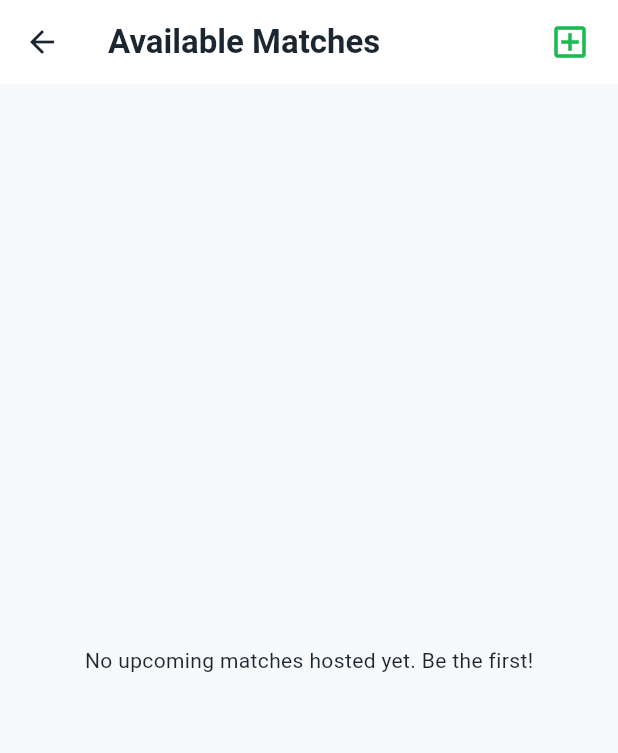
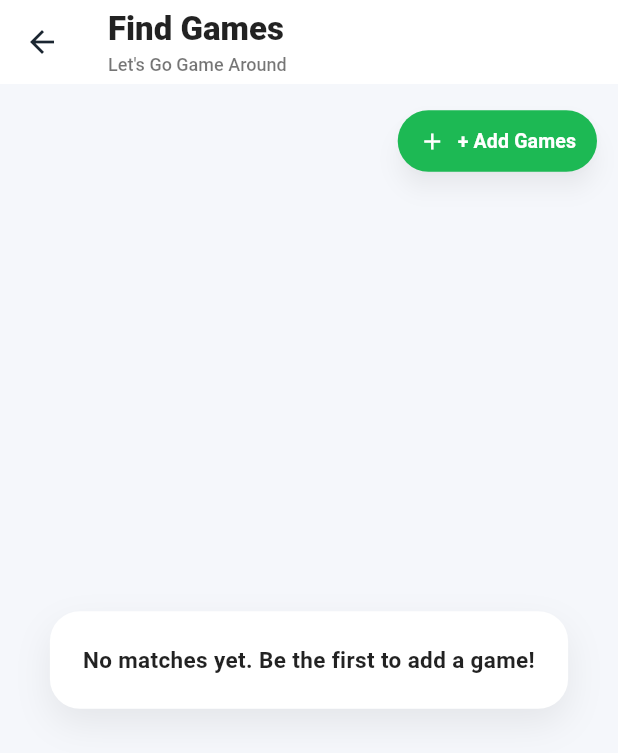
Before and after one commit to sooraj7736/SportsMate_Customer, a Flutter app: the GamesFeedScreen screen opened directly, on a phone screen of 412 x 824 dp. Shown: the top 753 px of the screen. Run offline on Flutter 3.47's test engine with Material 3 defaults, Android fonts, the phone set to English and light mode, and no system bars; our stand-ins replace cloud_firestore, firebase_auth, firebase_core, firebase_storage, flutter_dotenv, flutter_riverpod and 1 more; missing offline and left inert: mapbox_maps_flutter; accounts and stored records are empty.

Commit message:
ui looks better

```diff
--- a/lib/features/games/presentation/games_feed_screen.dart
+++ b/lib/features/games/presentation/games_feed_screen.dart
@@ -7,70 +7,173 @@ import 'add_game_screen.dart';
 class GamesFeedScreen extends ConsumerWidget {
   const GamesFeedScreen({super.key});
 
+  static const Color _primaryGreen = Color(0xFF1DB954);
+
   @override
   Widget build(BuildContext context, WidgetRef ref) {
     final gamesStream = ref.watch(allGamesStreamProvider);
 
     return Scaffold(
-      backgroundColor: const Color(0xFFF8F9FA),
+      backgroundColor: const Color(0xFFF5F7FB),
       appBar: AppBar(
-        title: const Text("Available Matches", style: TextStyle(fontWeight: FontWeight.bold)),
-        actions: [
-          IconButton(
-            icon: const Icon(Icons.add_box_outlined, size: 28, color: Color(0xFF1DB954)),
-            onPressed: () {
-              Navigator.push(
-                context,
-                MaterialPageRoute(builder: (context) => const AddGameScreen()),
-              );
-            },
+        backgroundColor: Colors.white,
+        elevation: 0,
+        titleSpacing: 16,
+        title: const Column(
+          crossAxisAlignment: CrossAxisAlignment.start,
+          children: [
+            Text(
+              "Find Games",
+              style: TextStyle(
+                fontWeight: FontWeight.w800,
+                fontSize: 22,
+                color: Colors.black87,
               ),
-          const SizedBox(width: 8),
+            ),
+            SizedBox(height: 2),
+            Text(
+              "Let's Go Game Around",
+              style: TextStyle(
+                fontSize: 12,
+                color: Colors.black54,
+                fontWeight: FontWeight.w500,
+              ),
+            ),
           ],
         ),
-      body: gamesStream.when(
+      ),
+      body: Stack(
+        children: [
+          gamesStream.when(
             data: (gamesList) {
               if (gamesList.isEmpty) {
-            return const Center(child: Text("No upcoming matches hosted yet. Be the first!"));
+                return Center(
+                  child: Container(
+                    margin: const EdgeInsets.symmetric(horizontal: 24),
+                    padding: const EdgeInsets.all(22),
+                    decoration: BoxDecoration(
+                      color: Colors.white,
+                      borderRadius: BorderRadius.circular(20),
+                      boxShadow: const [
+                        BoxShadow(
+                          color: Color(0x12000000),
+                          blurRadius: 20,
+                          offset: Offset(0, 10),
+                        ),
+                      ],
+                    ),
+                    child: const Text(
+                      "No matches yet. Be the first to add a game!",
+                      textAlign: TextAlign.center,
+                      style: TextStyle(fontSize: 15, fontWeight: FontWeight.w600, color: Colors.black87),
+                    ),
+                  ),
+                );
               }
+
               return ListView.builder(
-            padding: const EdgeInsets.all(12.0),
+                padding: const EdgeInsets.fromLTRB(14, 72, 14, 16),
                 itemCount: gamesList.length,
                 itemBuilder: (context, index) {
                   final game = gamesList[index];
-              return Card(
-                margin: const EdgeInsets.only(bottom: 12.0),
-                shape: RoundedRectangleBorder(borderRadius: BorderRadius.circular(12)),
-                child: ListTile(
-                  contentPadding: const EdgeInsets.all(14.0),
-                  title: Row(
-                    mainAxisAlignment: MainAxisAlignment.spaceBetween,
-                    children: [
-                      Text(game.sportType, style: const TextStyle(fontWeight: FontWeight.bold, fontSize: 16)),
-                      Container(
-                        padding: const EdgeInsets.symmetric(horizontal: 8, vertical: 4),
+                  final isPublic = game.gameAccess == 'Public';
+
+                  return Container(
+                    margin: const EdgeInsets.only(bottom: 14),
                     decoration: BoxDecoration(
-                          color: game.gameAccess == 'Public' ? Colors.blue[50] : Colors.amber[50],
-                          borderRadius: BorderRadius.circular(6),
-                        ),
-                        child: Text(game.gameAccess, style: TextStyle(fontSize: 11, fontWeight: FontWeight.bold, color: game.gameAccess == 'Public' ? Colors.blue : Colors.amber[800])),
+                      color: Colors.white,
+                      borderRadius: BorderRadius.circular(18),
+                      boxShadow: const [
+                        BoxShadow(
+                          color: Color(0x12000000),
+                          blurRadius: 16,
+                          offset: Offset(0, 8),
                         ),
                       ],
                     ),
-                  subtitle: Column(
+                    child: Padding(
+                      padding: const EdgeInsets.all(14.0),
+                      child: Column(
                         crossAxisAlignment: CrossAxisAlignment.start,
                         children: [
-                      const SizedBox(height: 6),
-                      Text("📍 Location: ${game.locationName}", style: const TextStyle(color: Colors.black87)),
-                      Text("🗓️ Date: ${DateFormat('yMMMd').format(game.date)}", style: const TextStyle(color: Colors.grey)),
-                      Text("👤 Host: ${game.hostName}", style: const TextStyle(fontSize: 12, color: Colors.grey)),
+                          Row(
+                            children: [
+                              Container(
+                                padding: const EdgeInsets.all(8),
+                                decoration: BoxDecoration(
+                                  color: _primaryGreen.withValues(alpha: 0.12),
+                                  borderRadius: BorderRadius.circular(10),
+                                ),
+                                child: const Icon(Icons.sports_soccer, size: 18, color: _primaryGreen),
+                              ),
+                              const SizedBox(width: 10),
+                              Expanded(
+                                child: Text(
+                                  game.sportType,
+                                  style: const TextStyle(fontWeight: FontWeight.w700, fontSize: 17),
+                                ),
+                              ),
+                              Container(
+                                padding: const EdgeInsets.symmetric(horizontal: 9, vertical: 5),
+                                decoration: BoxDecoration(
+                                  color: isPublic ? Colors.blue[50] : Colors.amber[50],
+                                  borderRadius: BorderRadius.circular(8),
+                                ),
+                                child: Text(
+                                  game.gameAccess,
+                                  style: TextStyle(
+                                    fontSize: 11,
+                                    fontWeight: FontWeight.w700,
+                                    color: isPublic ? Colors.blue[700] : Colors.amber[900],
+                                  ),
+                                ),
+                              ),
                             ],
                           ),
-                  trailing: Column(
-                    mainAxisAlignment: MainAxisAlignment.center,
+                          const SizedBox(height: 12),
+                          Row(
                             children: [
-                      Text("${game.numberOfPlayers}", style: const TextStyle(fontSize: 18, fontWeight: FontWeight.bold, color: Color(0xFF1DB954))),
-                      const Text("Slots", style: TextStyle(fontSize: 10, color: Colors.grey)),
+                              const Icon(Icons.place_outlined, size: 16, color: Colors.black54),
+                              const SizedBox(width: 6),
+                              Expanded(
+                                child: Text(
+                                  game.locationName,
+                                  style: const TextStyle(color: Colors.black87, fontWeight: FontWeight.w500),
+                                ),
+                              ),
+                            ],
+                          ),
+                          const SizedBox(height: 6),
+                          Row(
+                            children: [
+                              const Icon(Icons.calendar_month_outlined, size: 16, color: Colors.black54),
+                              const SizedBox(width: 6),
+                              Text(
+                                DateFormat('EEE, MMM d').format(game.date),
+                                style: const TextStyle(color: Colors.black54),
+                              ),
+                              const Spacer(),
+                              Text(
+                                "${game.numberOfPlayers} slots",
+                                style: const TextStyle(
+                                  fontWeight: FontWeight.w800,
+                                  color: _primaryGreen,
+                                  fontSize: 13,
+                                ),
+                              ),
+                            ],
+                          ),
+                          const SizedBox(height: 6),
+                          Row(
+                            children: [
+                              const Icon(Icons.person_outline, size: 16, color: Colors.black45),
+                              const SizedBox(width: 6),
+                              Text(
+                                game.hostName,
+                                style: const TextStyle(fontSize: 12.5, color: Colors.black54),
+                              ),
+                            ],
+                          ),
                         ],
                       ),
                     ),
@@ -81,6 +184,36 @@ class GamesFeedScreen extends ConsumerWidget {
             loading: () => const Center(child: CircularProgressIndicator()),
             error: (err, stack) => Center(child: Text("Error fetching games: $err")),
           ),
+          Positioned(
+            top: 14,
+            right: 14,
+            child: Material(
+              color: Colors.transparent,
+              child: ElevatedButton.icon(
+                onPressed: () {
+                  Navigator.push(
+                    context,
+                    MaterialPageRoute(builder: (context) => const AddGameScreen()),
+                  );
+                },
+                style: ElevatedButton.styleFrom(
+                  backgroundColor: _primaryGreen,
+                  foregroundColor: Colors.white,
+                  elevation: 6,
+                  shadowColor: const Color(0x40000000),
+                  shape: RoundedRectangleBorder(borderRadius: BorderRadius.circular(28)),
+                  padding: const EdgeInsets.symmetric(horizontal: 14, vertical: 11),
+                ),
+                icon: const Icon(Icons.add, size: 18),
+                label: const Text(
+                  "+ Add Games",
+                  style: TextStyle(fontWeight: FontWeight.w700, fontSize: 13),
+                ),
+              ),
+            ),
+          ),
+        ],
+      ),
     );
   }
 }
```
Lines whose indentation alone changed are shown as unchanged.
